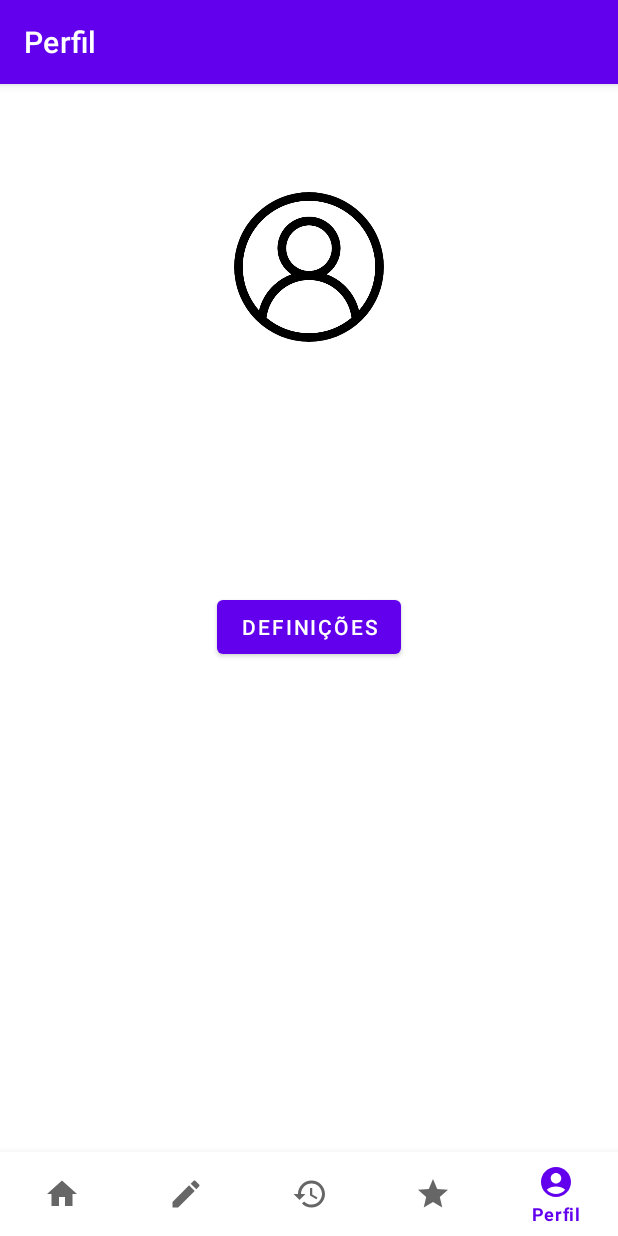
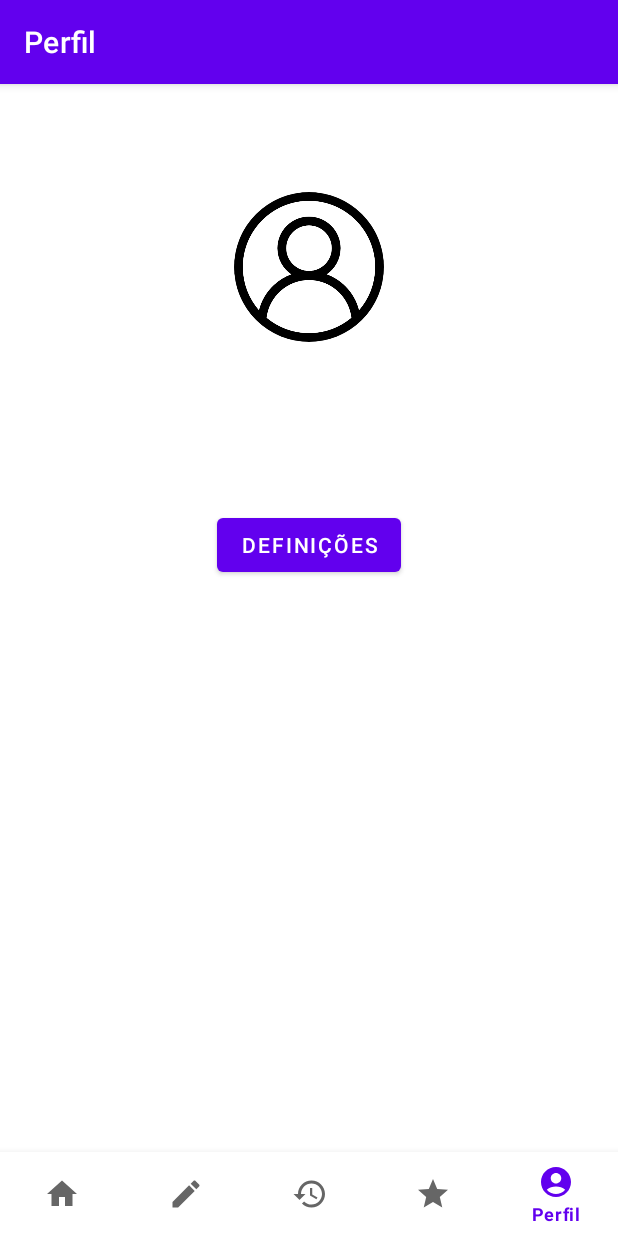
Before and after one commit to zDragonPaulo/TrailSnapV2, an Android app: the screen it shows after launch (MainActivity), item 5 of the bottom bar chosen, on a phone screen of 412 x 824 dp. Run offline under Robolectric (Android 15) with nearby library versions, the phone set to English and light mode, and no system bars; our stand-ins replace Room's generated code, navigation-ui.

Commit message:
profile is back :(

```diff
--- a/app/src/main/java/com/example/trailsnapv2/dao/UserDao.kt
+++ b/app/src/main/java/com/example/trailsnapv2/dao/UserDao.kt
@@ -86,5 +86,5 @@ interface UserDao {
      *         Typically, this should be 1 if the update is successful, or 0 if no matching record exists.
      */
     @Update
-    fun updateUser(user: User): Int
+    suspend fun updateUser(user: User): Int
 }
--- a/app/src/main/java/com/example/trailsnapv2/ui/profile/ProfileFragment.kt
+++ b/app/src/main/java/com/example/trailsnapv2/ui/profile/ProfileFragment.kt
@@ -2,6 +2,7 @@ package com.example.trailsnapv2.ui.profile
 
 import android.net.Uri
 import android.os.Bundle
+import android.util.Log
 import android.view.LayoutInflater
 import android.view.View
 import android.view.ViewGroup
@@ -42,8 +43,7 @@ class ProfileFragment : Fragment() {
 
         val usernameTextView: TextView = view.findViewById(R.id.username)
         val birthdayTextView: TextView = view.findViewById(R.id.birthday)
-        val totalDistanceTextView: TextView = view.findViewById(R.id.total_distance)
-        val timeUsedTextView: TextView = view.findViewById(R.id.time_used)
+
         val profileImageView: ImageView = view.findViewById(R.id.user_image)
         val descriptionTextView: TextView = view.findViewById(R.id.description) // Add this line
         val settingsButton: Button = view.findViewById(R.id.button_settings)
@@ -54,21 +54,12 @@ class ProfileFragment : Fragment() {
         viewModel.birthday.observe(viewLifecycleOwner) { birthday ->
             birthdayTextView.text = birthday
         }
-        viewModel.totalDistance.observe(viewLifecycleOwner) { totalDistance ->
-            totalDistanceTextView.text = totalDistance
-        }
-        viewModel.timeUsed.observe(viewLifecycleOwner) { timeUsed ->
-            timeUsedTextView.text = timeUsed
-        }
         viewModel.description.observe(viewLifecycleOwner) { description ->
             descriptionTextView.text = description
         }
-        viewModel.profilePicture.observe(viewLifecycleOwner) { profilePicturePath ->
-            if (profilePicturePath.isNullOrEmpty()) {
-                profileImageView.setImageResource(R.drawable.ic_user_placeholder)
-            } else {
-                profileImageView.setImageURI(Uri.parse(profilePicturePath))
-            }
+        Log.d("WHERE ARE U NOW?","HUH?")
+        viewModel.profilePicture.observe(viewLifecycleOwner) { profilePicture ->
+            profileImageView.setImageURI(Uri.parse(profilePicture))
         }
 
         viewModel.loadUserData(1L)
--- a/app/src/main/java/com/example/trailsnapv2/ui/profile/ProfileViewModel.kt
+++ b/app/src/main/java/com/example/trailsnapv2/ui/profile/ProfileViewModel.kt
@@ -49,8 +49,8 @@ class ProfileViewModel(private val userDao: UserDao) : ViewModel() {
                 user?.let {
                     _username.value = it.username
                     _birthday.value = it.birthday
-                    _totalDistance.value = "${it.total_distance} km"
-                    _timeUsed.value = "${it.time_used} hours"
+                    _description.value = it.user_description
+                    _profilePicture.value = it.profile_picture!!
                 }
             }
         }
--- a/app/src/main/res/layout/fragment_profile.xml
+++ b/app/src/main/res/layout/fragment_profile.xml
@@ -37,18 +37,6 @@
         android:layout_width="wrap_content"
         android:layout_height="wrap_content"
         android:layout_marginTop="8dp" />
-
-    <TextView
-        android:id="@+id/total_distance"
-        android:layout_width="wrap_content"
-        android:layout_height="wrap_content"
-        android:layout_marginTop="8dp" />
-
-    <TextView
-        android:id="@+id/time_used"
-        android:layout_width="wrap_content"
-        android:layout_height="wrap_content"
-        android:layout_marginTop="8dp" />
     <Button
         android:id="@+id/button_settings"
         android:layout_width="wrap_content"
```
